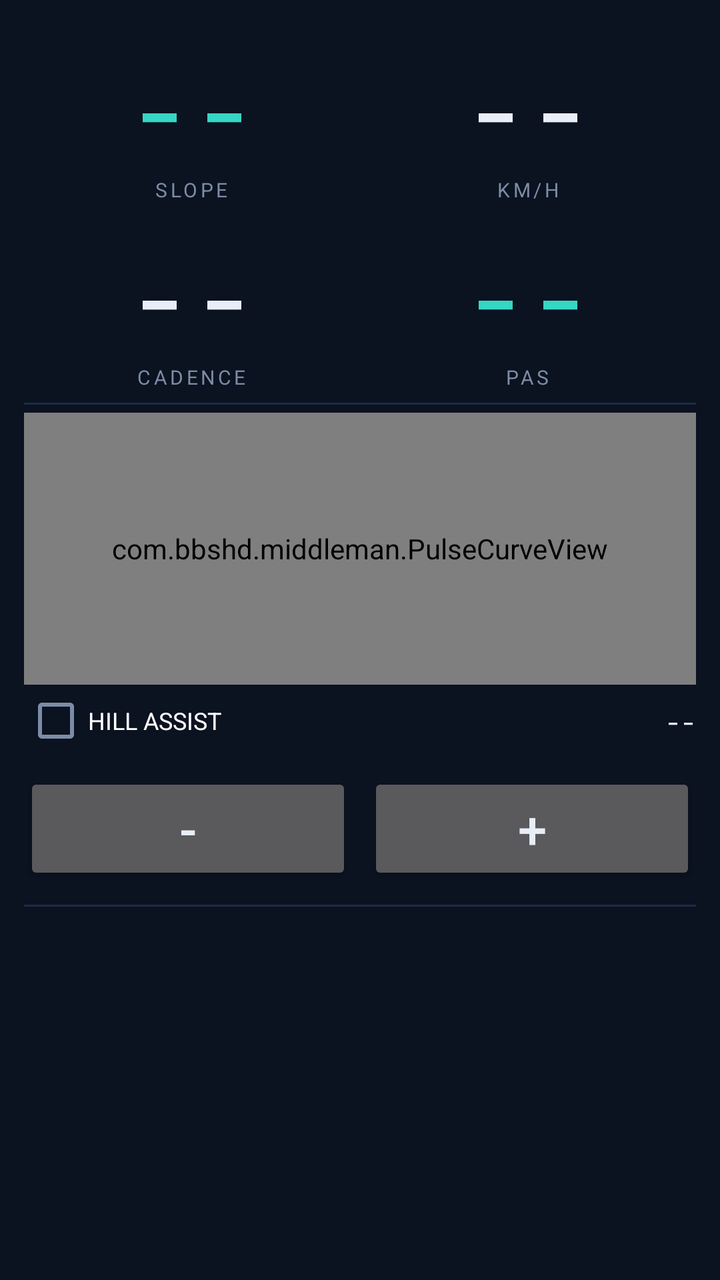
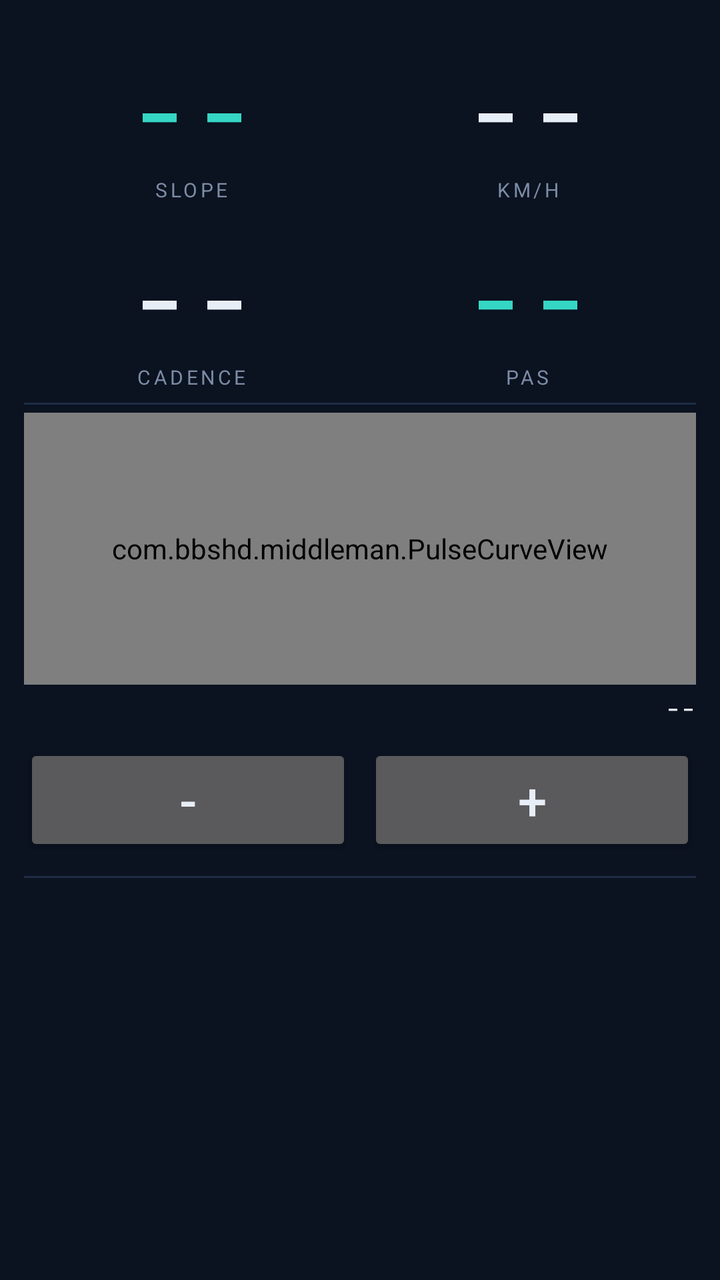

Compare the two renders of this Android layout. The source of the first and the diff that turns it into the second are given below.
<!-- AndroidManifest.xml: application theme AppTheme -->
<!-- res/layout/screen_dashboard.xml -->
<?xml version="1.0" encoding="utf-8"?>
<ScrollView xmlns:android="http://schemas.android.com/apk/res/android"
    android:layout_width="match_parent"
    android:layout_height="match_parent"
    android:fillViewport="true"
    android:scrollbars="none">

    <LinearLayout
        android:layout_width="match_parent"
        android:layout_height="wrap_content"
        android:orientation="vertical"
        android:padding="12dp">

        
        <LinearLayout
            android:layout_width="match_parent"
            android:layout_height="wrap_content"
            android:gravity="center_vertical"
            android:orientation="horizontal"
            android:paddingTop="4dp"
            android:paddingBottom="6dp">

            <LinearLayout
                android:layout_width="0dp"
                android:layout_height="wrap_content"
                android:layout_weight="1"
                android:gravity="center_horizontal"
                android:orientation="vertical">

                <TextView
                    android:id="@+id/slopeValue"
                    android:layout_width="wrap_content"
                    android:layout_height="wrap_content"
                    android:fontFamily="monospace"
                    android:text="@string/dash"
                    android:textColor="@color/accent"
                    android:textSize="54sp" />

                <TextView
                    android:layout_width="wrap_content"
                    android:layout_height="wrap_content"
                    android:letterSpacing="0.15"
                    android:text="@string/label_slope"
                    android:textColor="@color/dim"
                    android:textSize="10sp" />
            </LinearLayout>

            <LinearLayout
                android:layout_width="0dp"
                android:layout_height="wrap_content"
                android:layout_weight="1"
                android:gravity="center_horizontal"
                android:orientation="vertical">

                <TextView
                    android:id="@+id/speedValue"
                    android:layout_width="wrap_content"
                    android:layout_height="wrap_content"
                    android:fontFamily="monospace"
                    android:text="@string/dash"
                    android:textColor="@color/fg"
                    android:textSize="54sp" />

                <TextView
                    android:layout_width="wrap_content"
                    android:layout_height="wrap_content"
                    android:letterSpacing="0.15"
                    android:text="@string/label_kmh"
                    android:textColor="@color/dim"
                    android:textSize="10sp" />
            </LinearLayout>
        </LinearLayout>

        <LinearLayout
            android:layout_width="match_parent"
            android:layout_height="wrap_content"
            android:orientation="horizontal"
            android:paddingTop="2dp"
            android:paddingBottom="6dp">

            <LinearLayout
                android:layout_width="0dp"
                android:layout_height="wrap_content"
                android:layout_weight="1"
                android:gravity="center_horizontal"
                android:orientation="vertical">
                <TextView
                    android:id="@+id/cadenceValue"
                    android:layout_width="wrap_content"
                    android:layout_height="wrap_content"
                    android:fontFamily="monospace"
                    android:text="@string/dash"
                    android:textColor="@color/fg"
                    android:textSize="54sp" />

                <TextView
                    android:layout_width="wrap_content"
                    android:layout_height="wrap_content"
                    android:letterSpacing="0.15"
                    android:text="@string/label_cadence"
                    android:textColor="@color/dim"
                    android:textSize="10sp" />
            </LinearLayout>

            <LinearLayout
                android:layout_width="0dp"
                android:layout_height="wrap_content"
                android:layout_weight="1"
                android:gravity="center_horizontal"
                android:orientation="vertical">
                <TextView
                    android:id="@+id/pasValue"
                    android:layout_width="wrap_content"
                    android:layout_height="wrap_content"
                    android:fontFamily="monospace"
                    android:text="@string/dash"
                    android:textColor="@color/accent"
                    android:textSize="54sp" />

                <TextView
                    android:layout_width="wrap_content"
                    android:layout_height="wrap_content"
                    android:letterSpacing="0.15"
                    android:text="@string/label_pas"
                    android:textColor="@color/dim"
                    android:textSize="10sp" />
            </LinearLayout>
        </LinearLayout>

        <View
            android:layout_width="match_parent"
            android:layout_height="1dp"
            android:background="@color/line" />

        
        <com.bbshd.middleman.PulseCurveView
            android:id="@+id/curveView"
            android:layout_width="match_parent"
            android:layout_height="136dp"
            android:layout_marginTop="4dp" />

        
        <LinearLayout
            android:layout_width="match_parent"
            android:layout_height="wrap_content"
            android:gravity="center_vertical"
            android:orientation="horizontal"
            android:paddingTop="2dp">

            <CheckBox
                android:id="@+id/hillEnable"
                android:layout_width="wrap_content"
                android:layout_height="wrap_content"
                android:minWidth="0dp"
                android:text="HILL ASSIST"
                android:textSize="12sp" />

            <TextView
                android:id="@+id/hillGrade"
                android:layout_width="0dp"
                android:layout_height="wrap_content"
                android:layout_weight="1"
                android:fontFamily="monospace"
                android:gravity="end"
                android:text="--"
                android:textColor="@color/fg"
                android:textSize="13sp" />

        </LinearLayout>

        
        <LinearLayout
            android:layout_width="match_parent"
            android:layout_height="wrap_content"
            android:gravity="center_vertical"
            android:orientation="horizontal"
            android:paddingTop="10dp"
            android:paddingBottom="10dp">

            <LinearLayout
                android:layout_width="0dp"
                android:layout_height="wrap_content"
                android:layout_weight="1.1"
                android:gravity="center_vertical"
                android:orientation="horizontal">

                <Button
                    android:id="@+id/assistDown"
                    android:layout_width="0dp"
                    android:layout_weight="1"
                    android:layout_height="56dp"
                    android:minWidth="0dp"
                    android:padding="0dp"
                    android:text="@string/minus"
                    android:textSize="26sp" />


                <Button
                    android:id="@+id/assistUp"
                    android:layout_width="0dp"
                    android:layout_weight="1"
                    android:layout_marginStart="8dp"
                    android:layout_height="56dp"
                    android:minWidth="0dp"
                    android:padding="0dp"
                    android:text="@string/plus"
                    android:textSize="26sp" />
            </LinearLayout>


        </LinearLayout>

        <View
            android:layout_width="match_parent"
            android:layout_height="1dp"
            android:background="@color/line" />

        
        <LinearLayout
            android:id="@+id/gridContainer"
            android:layout_width="match_parent"
            android:layout_height="wrap_content"
            android:orientation="vertical"
            android:paddingTop="4dp" />

    </LinearLayout>
</ScrollView>
<!-- resources referenced by this layout -->
<resources>
  <color name="accent">#35D6C4</color>
  <color name="dim">#7C8CA6</color>
  <color name="fg">#E8EEF7</color>
  <color name="line">#1E2C44</color>
  <string name="dash">--</string>
  <string name="label_cadence">CADENCE</string>
  <string name="label_kmh">KM/H</string>
  <string name="label_pas">PAS</string>
  <string name="label_slope">SLOPE</string>
  <string name="minus">-</string>
  <string name="plus">+</string>
  <style name="AppTheme" parent="@android:style/Theme.Material.NoActionBar">
          <item name="android:windowBackground">@color/bg</item>
          <item name="android:colorAccent">@color/accent</item>
          <item name="android:statusBarColor">@color/bg</item>
          <item name="android:navigationBarColor">@color/bg</item>
          <item name="android:textColorPrimary">@color/fg</item>
          <item name="android:textColorSecondary">@color/dim</item>
      </style>
  <color name="bg">#0B1220</color>
</resources>

<!-- the commit's change to res/layout/screen_dashboard.xml (unified diff, before → after) -->
@@ -147,13 +147,6 @@
             android:orientation="horizontal"
             android:paddingTop="2dp">
 
-            <CheckBox
-                android:id="@+id/hillEnable"
-                android:layout_width="wrap_content"
-                android:layout_height="wrap_content"
-                android:minWidth="0dp"
-                android:text="HILL ASSIST"
-                android:textSize="12sp" />
 
             <TextView
                 android:id="@+id/hillGrade"
